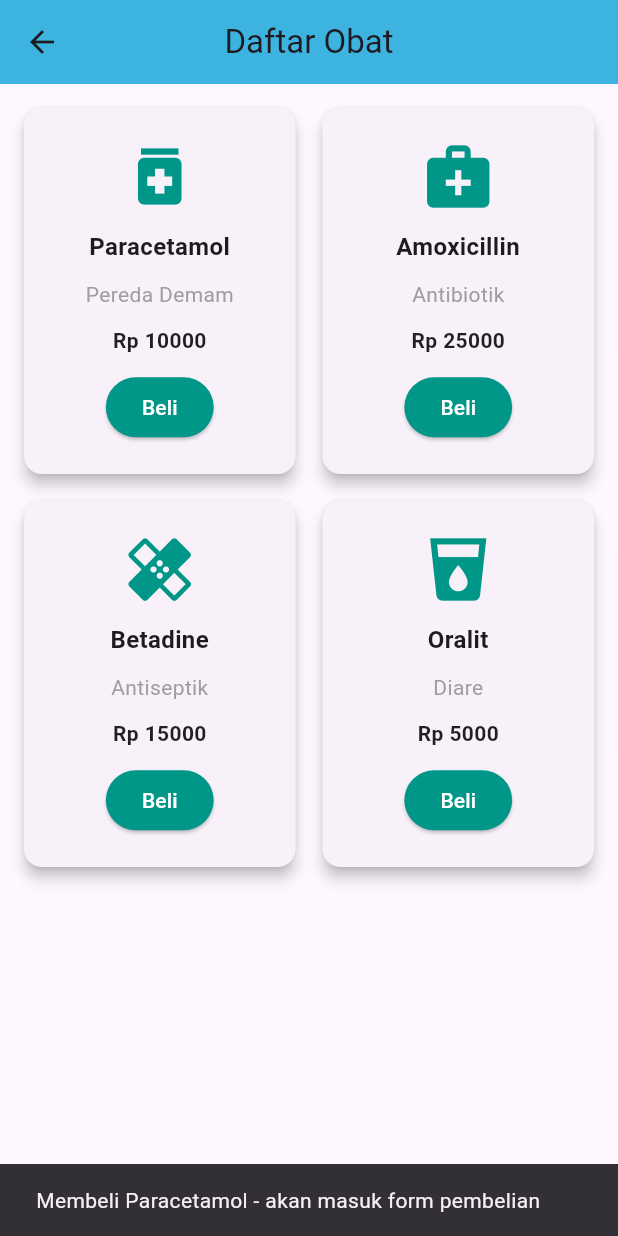
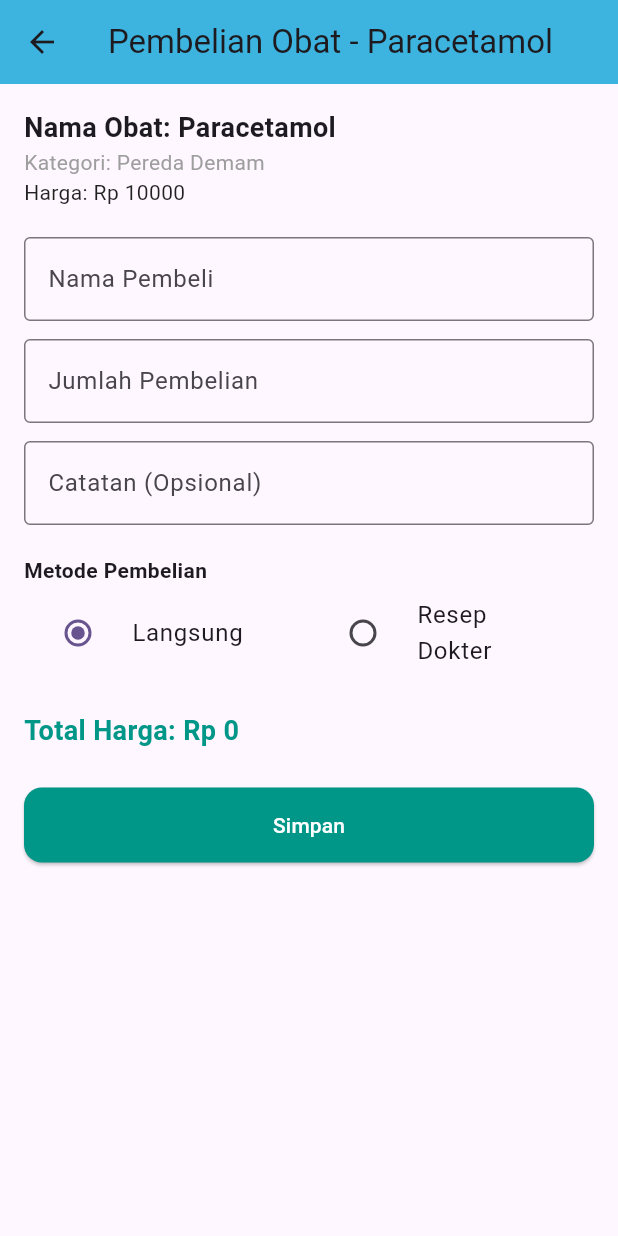
Before and after one commit to HildaKholifah/UTSPAM_D_IF5B_0706, a Flutter app: the PembelianObatPage screen opened directly, after a tap on "Beli", on a phone screen of 412 x 824 dp. Run offline on Flutter 3.47's test engine with Material 3 defaults, Android fonts, the phone set to English and light mode, and no system bars.

Commit message:
Membuat halaman Formulir Pembelian dan mengubah format harga dari yang ada spasi menjadi tanpa spasi

```diff
--- /dev/null
+++ b/lib/presentation/form_pembelian_page.dart
@@ -0,0 +1,220 @@
+import 'package:flutter/material.dart';
+
+class FormPembelianPage extends StatefulWidget {
+  final String nama;
+  final String kategori;
+  final int harga;
+
+  const FormPembelianPage({
+    super.key,
+    required this.nama,
+    required this.kategori,
+    required this.harga,
+  });
+
+  @override
+  State<FormPembelianPage> createState() => _FormPembelianPageState();
+}
+
+class _FormPembelianPageState extends State<FormPembelianPage> {
+  final _formKey = GlobalKey<FormState>();
+
+  final _namaPembeliCtr = TextEditingController();
+  final _jumlahCtr = TextEditingController();
+  final _catatanCtr = TextEditingController();
+  final _nomorResepCtr = TextEditingController();
+
+  String? metodePembelian = "langsung"; // default
+  int totalHarga = 0;
+
+  @override
+  void initState() {
+    super.initState();
+    _jumlahCtr.addListener(_hitungTotal);
+  }
+
+  void _hitungTotal() {
+    int qty = int.tryParse(_jumlahCtr.text) ?? 0;
+    setState(() {
+      totalHarga = widget.harga * qty;
+    });
+  }
+
+  @override
+  Widget build(BuildContext context) {
+    return Scaffold(
+      appBar: AppBar(
+        backgroundColor: const Color(0xFF3DB4DF),
+        title: Text("Pembelian Obat - ${widget.nama}"),
+        centerTitle: true,
+      ),
+
+      body: Padding(
+        padding: const EdgeInsets.all(16),
+        child: SingleChildScrollView(
+          child: Form(
+            key: _formKey,
+            child: Column(
+              crossAxisAlignment: CrossAxisAlignment.start,
+              children: [
+                Text(
+                  "Nama Obat: ${widget.nama}",
+                  style: const TextStyle(
+                    fontSize: 18,
+                    fontWeight: FontWeight.bold,
+                  ),
+                ),
+
+                Text(
+                  "Kategori: ${widget.kategori}",
+                  style: const TextStyle(fontSize: 14, color: Colors.grey),
+                ),
+
+                Text(
+                  "Harga: Rp ${widget.harga}",
+                  style: const TextStyle(fontSize: 14, color: Colors.black87),
+                ),
+
+                const SizedBox(height: 20),
+
+                TextFormField(
+                  controller: _namaPembeliCtr,
+                  validator: (v) => v!.isEmpty ? "Nama wajib diisi" : null,
+                  decoration: const InputDecoration(
+                    label: Text("Nama Pembeli"),
+                    border: OutlineInputBorder(),
+                  ),
+                ),
+
+                const SizedBox(height: 12),
+
+                TextFormField(
+                  controller: _jumlahCtr,
+                  validator: (v) {
+                    if (v!.isEmpty) return "Jumlah wajib diisi";
+                    if (int.tryParse(v) == null || int.parse(v) <= 0) {
+                      return "Jumlah harus angka positif";
+                    }
+                    return null;
+                  },
+                  keyboardType: TextInputType.number,
+                  decoration: const InputDecoration(
+                    label: Text("Jumlah Pembelian"),
+                    border: OutlineInputBorder(),
+                  ),
+                ),
+
+                const SizedBox(height: 12),
+
+                TextFormField(
+                  controller: _catatanCtr,
+                  decoration: const InputDecoration(
+                    label: Text("Catatan (Opsional)"),
+                    border: OutlineInputBorder(),
+                  ),
+                ),
+
+                const SizedBox(height: 20),
+                const Text(
+                  "Metode Pembelian",
+                  style: TextStyle(fontWeight: FontWeight.bold),
+                ),
+
+                Row(
+                  children: [
+                    Expanded(
+                      child: RadioListTile(
+                        title: const Text("Langsung"),
+                        value: "langsung",
+                        groupValue: metodePembelian,
+                        onChanged: (val) {
+                          setState(() => metodePembelian = val);
+                        },
+                      ),
+                    ),
+                    Expanded(
+                      child: RadioListTile(
+                        title: const Text("Resep Dokter"),
+                        value: "resep",
+                        groupValue: metodePembelian,
+                        onChanged: (val) {
+                          setState(() => metodePembelian = val);
+                        },
+                      ),
+                    ),
+                  ],
+                ),
+
+                if (metodePembelian == "resep")
+                  Column(
+                    crossAxisAlignment: CrossAxisAlignment.start,
+                    children: [
+                      const SizedBox(height: 10),
+                      TextFormField(
+                        controller: _nomorResepCtr,
+                        validator: (v) {
+                          if (metodePembelian == "resep") {
+                            if (v!.isEmpty) return "Nomor resep wajib diisi";
+                            if (v.length < 6) {
+                              return "Nomor resep minimal 6 karakter";
+                            }
+                            if (!RegExp(
+                              r'^(?=.*[A-Za-z])(?=.*\d)',
+                            ).hasMatch(v)) {
+                              return "Harus kombinasi huruf & angka";
+                            }
+                          }
+                          return null;
+                        },
+                        decoration: const InputDecoration(
+                          label: Text("Nomor Resep Dokter"),
+                          border: OutlineInputBorder(),
+                        ),
+                      ),
+                    ],
+                  ),
+
+                const SizedBox(height: 20),
+                Text(
+                  "Total Harga: Rp $totalHarga",
+                  style: const TextStyle(
+                    fontSize: 18,
+                    fontWeight: FontWeight.bold,
+                    color: Colors.teal,
+                  ),
+                ),
+
+                const SizedBox(height: 25),
+
+                SizedBox(
+                  width: double.infinity,
+                  height: 50,
+                  child: ElevatedButton(
+                    onPressed: () {
+                      if (_formKey.currentState!.validate()) {
+                        ScaffoldMessenger.of(context).showSnackBar(
+                          const SnackBar(
+                            content: Text("Pembelian berhasil disimpan!"),
+                          ),
+                        );
+                        Navigator.pop(context);
+                      }
+                    },
+                    style: ElevatedButton.styleFrom(
+                      backgroundColor: Colors.teal,
+                      foregroundColor: Colors.white,
+                      shape: RoundedRectangleBorder(
+                        borderRadius: BorderRadius.circular(12),
+                      ),
+                    ),
+                    child: const Text("Simpan"),
+                  ),
+                ),
+              ],
+            ),
+          ),
+        ),
+      ),
+    );
+  }
+}
--- a/lib/presentation/home_page.dart
+++ b/lib/presentation/home_page.dart
@@ -120,19 +120,19 @@ class HomePage extends StatelessWidget {
                   _itemObat(
                     nama: "Paracetamol",
                     kategori: "Pereda Demam",
-                    harga: "Rp 10.000",
+                    harga: "Rp10000",
                     onTap: () {},
                   ),
                   _itemObat(
                     nama: "Amoxicillin",
                     kategori: "Antibiotik",
-                    harga: "Rp 25.000",
+                    harga: "Rp25000",
                     onTap: () {},
                   ),
                   _itemObat(
                     nama: "Betadine",
                     kategori: "Antiseptik",
-                    harga: "Rp 15.000",
+                    harga: "Rp15000",
                     onTap: () {},
                   ),
                 ],
--- a/lib/presentation/pembelian_obat_page.dart
+++ b/lib/presentation/pembelian_obat_page.dart
@@ -1,4 +1,5 @@
 import 'package:flutter/material.dart';
+import 'package:projectuts/presentation/form_pembelian_page.dart';
 
 class PembelianObatPage extends StatelessWidget {
   PembelianObatPage({super.key});
@@ -75,7 +76,7 @@ class PembelianObatPage extends StatelessWidget {
                       style: const TextStyle(color: Colors.grey),
                     ),
                     Text(
-                      "Rp ${obat['harga']}",
+                      "Rp${obat['harga']}",
                       style: const TextStyle(
                         fontWeight: FontWeight.bold,
                         color: Colors.black87,
@@ -83,11 +84,13 @@ class PembelianObatPage extends StatelessWidget {
                     ),
                     ElevatedButton(
                       onPressed: () {
-                        // Sementara belum masuk form pembelian
-                        ScaffoldMessenger.of(context).showSnackBar(
-                          SnackBar(
-                            content: Text(
-                              "Membeli ${obat['nama']} - akan masuk form pembelian",
+                        Navigator.push(
+                          context,
+                          MaterialPageRoute(
+                            builder: (context) => FormPembelianPage(
+                              nama: obat['nama'],
+                              kategori: obat['kategori'],
+                              harga: obat['harga'],
                             ),
                           ),
                         );
```
